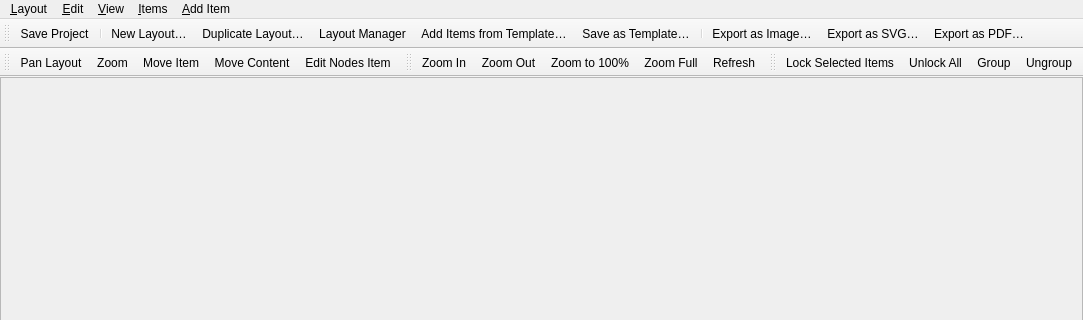
First picture: the form in src/ui/layout/qgslayoutdesignerbase.ui, repository qgis/QGIS, before the edit; both pictures show x 0 to 1083 and y 0 to 320 of the 1083 by 609 pixel window.
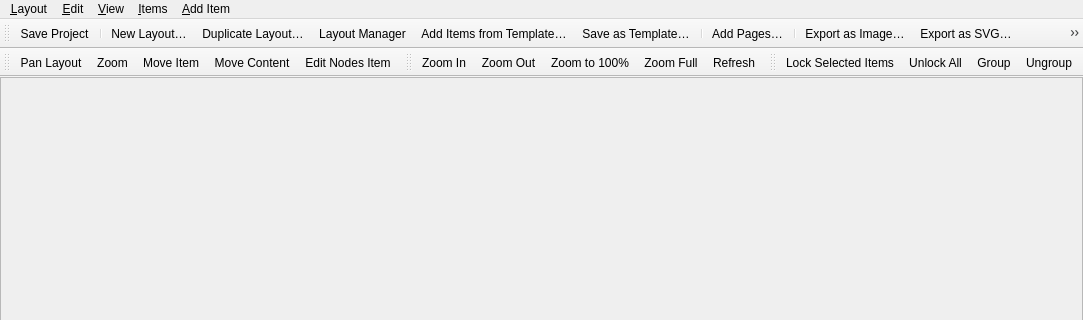
Second picture: the form after the edit. Icons and pictures are not drawn.

Commit message: Add new page icon to toolbar

```diff
--- a/src/ui/layout/qgslayoutdesignerbase.ui
+++ b/src/ui/layout/qgslayoutdesignerbase.ui
@@ -70,6 +70,8 @@
    <addaction name="mActionLoadFromTemplate"/>
    <addaction name="mActionSaveAsTemplate"/>
    <addaction name="separator"/>
+   <addaction name="mActionAddPages"/>
+   <addaction name="separator"/>
    <addaction name="mActionExportAsImage"/>
    <addaction name="mActionExportAsSVG"/>
    <addaction name="mActionExportAsPDF"/>
```
Left out of the diff: 2 changed lines with no effect on the pictures. The commit also changes 2 other files.
